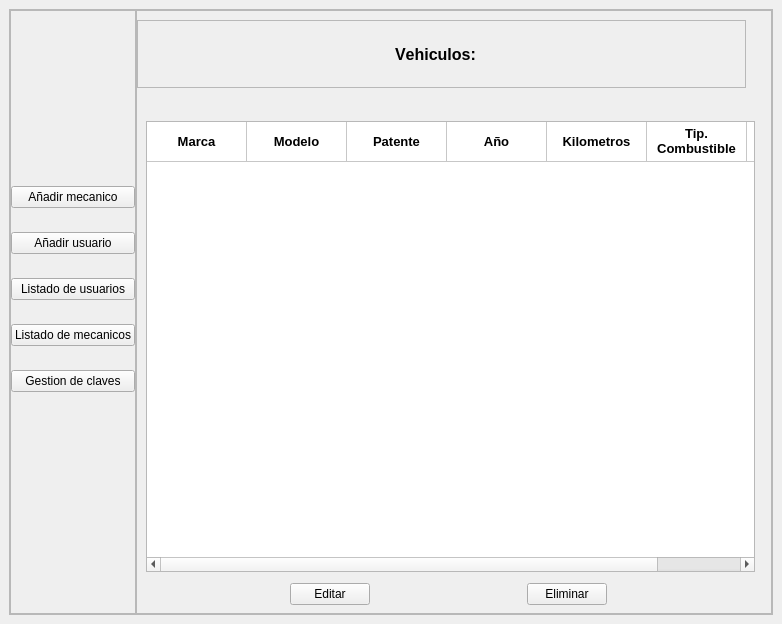
Before: the Qt Designer form views/main.ui in Alaan20/TP_FINAL-POO, drawn with Qt 5.
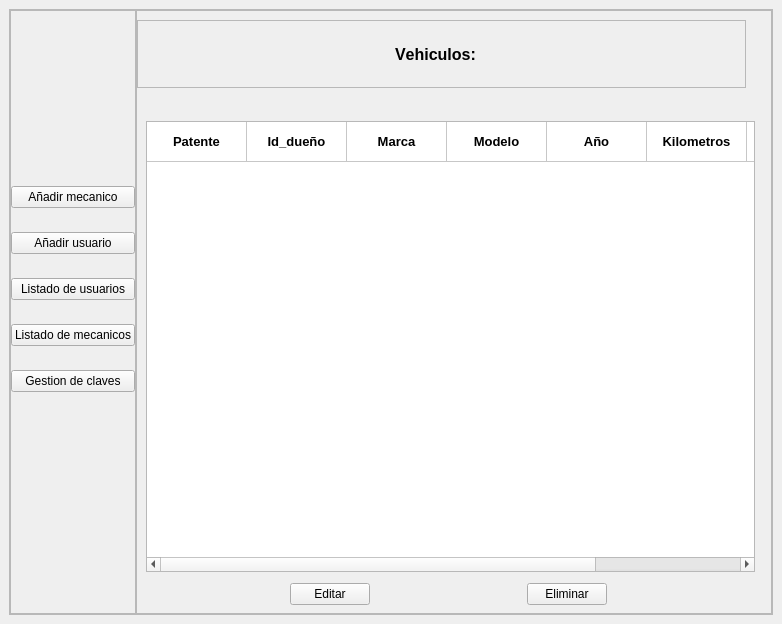
After: the same form once the commit is applied. The open tabs and pages were chosen to show the change. Icons and pictures are not drawn.

Diff of the .ui file:
```diff
--- a/views/main.ui
+++ b/views/main.ui
@@ -2283,6 +2283,26 @@
                 <string>id_usuario</string>
                </property>
               </row>
+              <column>
+               <property name="text">
+                <string>patente</string>
+               </property>
+               <property name="font">
+                <font>
+                 <pointsize>10</pointsize>
+                 <weight>75</weight>
+                 <bold>true</bold>
+                </font>
+               </property>
+               <property name="textAlignment">
+                <set>AlignCenter</set>
+               </property>
+              </column>
+              <column>
+               <property name="text">
+                <string>id_dueño</string>
+               </property>
+              </column>
               <column>
                <property name="text">
                 <string notr="true">marca</string>
@@ -2315,21 +2335,6 @@
                 <set>AlignCenter</set>
                </property>
               </column>
-              <column>
-               <property name="text">
-                <string>patente</string>
-               </property>
-               <property name="font">
-                <font>
-                 <pointsize>10</pointsize>
-                 <weight>75</weight>
-                 <bold>true</bold>
-                </font>
-               </property>
-               <property name="textAlignment">
-                <set>AlignCenter</set>
-               </property>
-              </column>
               <column>
                <property name="text">
                 <string>año</string>
@@ -2382,6 +2387,36 @@
               </column>
               <item row="0" column="0">
                <property name="text">
+                <string>Patente</string>
+               </property>
+               <property name="font">
+                <font>
+                 <pointsize>10</pointsize>
+                 <weight>75</weight>
+                 <bold>true</bold>
+                </font>
+               </property>
+               <property name="textAlignment">
+                <set>AlignCenter</set>
+               </property>
+              </item>
+              <item row="0" column="1">
+               <property name="text">
+                <string>Id_dueño</string>
+               </property>
+               <property name="font">
+                <font>
+                 <pointsize>10</pointsize>
+                 <weight>75</weight>
+                 <bold>true</bold>
+                </font>
+               </property>
+               <property name="textAlignment">
+                <set>AlignCenter</set>
+               </property>
+              </item>
+              <item row="0" column="2">
+               <property name="text">
                 <string>Marca</string>
                </property>
                <property name="font">
@@ -2395,7 +2430,7 @@
                 <set>AlignCenter</set>
                </property>
               </item>
-              <item row="0" column="1">
+              <item row="0" column="3">
                <property name="text">
                 <string>Modelo</string>
                </property>
@@ -2410,22 +2445,7 @@
                 <set>AlignCenter</set>
                </property>
               </item>
-              <item row="0" column="2">
-               <property name="text">
-                <string>Patente</string>
-               </property>
-               <property name="font">
-                <font>
-                 <pointsize>10</pointsize>
-                 <weight>75</weight>
-                 <bold>true</bold>
-                </font>
-               </property>
-               <property name="textAlignment">
-                <set>AlignCenter</set>
-               </property>
-              </item>
-              <item row="0" column="3">
+              <item row="0" column="4">
                <property name="text">
                 <string>Año</string>
                </property>
@@ -2440,7 +2460,7 @@
                 <set>AlignCenter</set>
                </property>
               </item>
-              <item row="0" column="4">
+              <item row="0" column="5">
                <property name="text">
                 <string>Kilometros</string>
                </property>
@@ -2455,7 +2475,7 @@
                 <set>AlignCenter</set>
                </property>
               </item>
-              <item row="0" column="5">
+              <item row="0" column="6">
                <property name="text">
                 <string>Tip. Combustible</string>
                </property>
@@ -2470,7 +2490,7 @@
                 <set>AlignCenter</set>
                </property>
               </item>
-              <item row="0" column="6">
+              <item row="0" column="7">
                <property name="text">
                 <string>Notas</string>
                </property>
```
Left out of the diff: 94 changed lines with no effect on the pictures.
